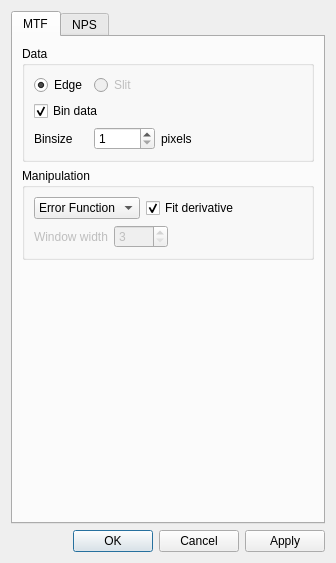
Above: SpidrMpx3Eq/optionsdialog.ui from navrit/dexter before the change. Below: the same form after it.
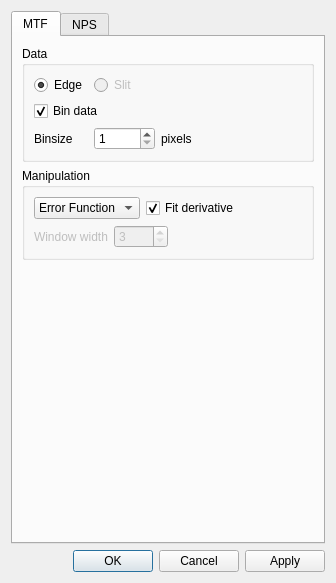
That is the form after the change.

```diff
--- a/SpidrMpx3Eq/optionsdialog.ui
+++ b/SpidrMpx3Eq/optionsdialog.ui
@@ -7,7 +7,7 @@
     <x>0</x>
     <y>0</y>
     <width>310</width>
-    <height>504</height>
+    <height>583</height>
    </rect>
   </property>
   <property name="sizePolicy">
```
Left out of the diff: 3 changed lines with no effect on the pictures.
